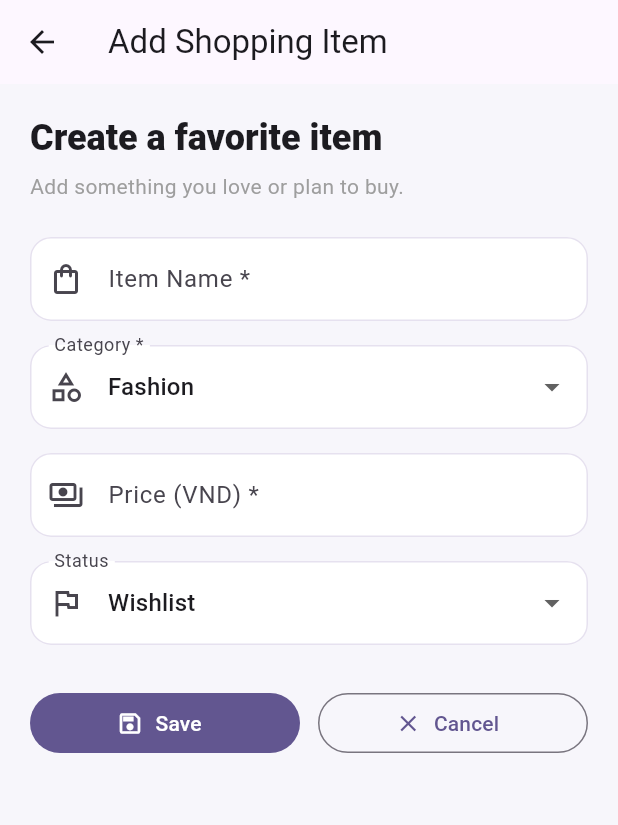
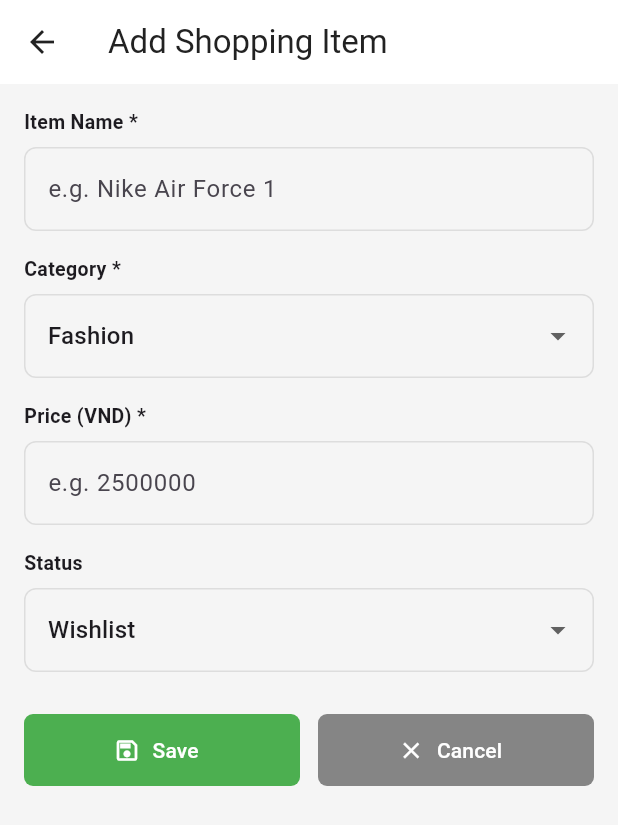
Before and after one commit to khang2309/prm393, a Flutter app: the screen it shows after launch, after a tap on the "add" icon, on a phone screen of 412 x 824 dp. Shown: the top 825 px of the screen. Run offline on Flutter 3.47's test engine with Material 3 defaults, Android fonts, the phone set to English and light mode, and no system bars; our stand-ins replace sqflite, sqflite_common_ffi; accounts and stored records are empty.

Commit message:
Match shopping app UI to Lab 5 design

```diff
--- a/lib/main.dart
+++ b/lib/main.dart
@@ -20,31 +20,44 @@ class ShoppingApp extends StatelessWidget {
 
   @override
   Widget build(BuildContext context) {
-    const seed = Color(0xFF6C3CF0);
+    const purple = Color(0xFF7000F5);
     return MaterialApp(
       title: 'Favorite Shopping Items',
       debugShowCheckedModeBanner: false,
       theme: ThemeData(
         useMaterial3: true,
-        colorScheme: ColorScheme.fromSeed(seedColor: seed),
-        scaffoldBackgroundColor: const Color(0xFFF7F6FB),
+        colorScheme: ColorScheme.fromSeed(
+          seedColor: purple,
+          primary: purple,
+          brightness: Brightness.light,
+        ),
+        scaffoldBackgroundColor: const Color(0xFFF5F5F5),
+        appBarTheme: const AppBarTheme(
+          backgroundColor: Colors.white,
+          foregroundColor: Color(0xFF222222),
+          elevation: 0,
+        ),
         cardTheme: CardThemeData(
           color: Colors.white,
-          elevation: 1,
+          elevation: 2,
+          shadowColor: const Color(0x26000000),
           shape: RoundedRectangleBorder(
-            borderRadius: BorderRadius.circular(16),
+            borderRadius: BorderRadius.circular(10),
           ),
         ),
         inputDecorationTheme: InputDecorationTheme(
-          filled: true,
-          fillColor: Colors.white,
+          filled: false,
           border: OutlineInputBorder(
-            borderRadius: BorderRadius.circular(14),
-            borderSide: BorderSide.none,
+            borderRadius: BorderRadius.circular(8),
+            borderSide: const BorderSide(color: Color(0xFFDDDDDD)),
           ),
           enabledBorder: OutlineInputBorder(
-            borderRadius: BorderRadius.circular(14),
-            borderSide: const BorderSide(color: Color(0xFFE6E1EF)),
+            borderRadius: BorderRadius.circular(8),
+            borderSide: const BorderSide(color: Color(0xFFDDDDDD)),
+          ),
+          focusedBorder: OutlineInputBorder(
+            borderRadius: BorderRadius.circular(8),
+            borderSide: const BorderSide(color: purple, width: 1.5),
           ),
         ),
       ),
--- a/lib/screens/add_item_screen.dart
+++ b/lib/screens/add_item_screen.dart
@@ -42,13 +42,21 @@ class _AddItemScreenState extends State<AddItemScreen> {
 
   Future<void> _save() async {
     FocusScope.of(context).unfocus();
-    if (!_formKey.currentState!.validate()) return;
+    if (_nameController.text.trim().isEmpty) {
+      await _showMessage('Error', 'Please enter item name');
+      return;
+    }
+    final price = _parsePrice(_priceController.text);
+    if (price == null || price <= 0) {
+      await _showMessage('Error', 'Please enter a valid price');
+      return;
+    }
     setState(() => _saving = true);
     try {
       final item = ShoppingItem(
         itemName: _nameController.text.trim(),
         category: _category,
-        price: _parsePrice(_priceController.text)!,
+        price: price,
         status: _status,
       );
       await ShoppingDatabase.instance.insert(item);
@@ -61,6 +69,20 @@ class _AddItemScreenState extends State<AddItemScreen> {
     }
   }
 
+  Future<void> _showMessage(String title, String message) => showDialog<void>(
+    context: context,
+    builder: (context) => AlertDialog(
+      title: Text(title),
+      content: Text(message),
+      actions: [
+        TextButton(
+          onPressed: () => Navigator.pop(context),
+          child: const Text('OK'),
+        ),
+      ],
+    ),
+  );
+
   @override
   Widget build(BuildContext context) {
     return Scaffold(
@@ -69,37 +91,21 @@ class _AddItemScreenState extends State<AddItemScreen> {
         child: Form(
           key: _formKey,
           child: ListView(
-            padding: const EdgeInsets.all(20),
+            padding: const EdgeInsets.all(16),
             children: [
-              Text(
-                'Create a favorite item',
-                style: Theme.of(context).textTheme.headlineSmall
-                    ?.copyWith(fontWeight: FontWeight.w800),
-              ),
-              const SizedBox(height: 6),
-              const Text(
-                'Add something you love or plan to buy.',
-                style: TextStyle(color: Colors.grey),
-              ),
-              const SizedBox(height: 24),
+              const _FieldLabel('Item Name *'),
               TextFormField(
                 controller: _nameController,
                 textInputAction: TextInputAction.next,
                 decoration: const InputDecoration(
-                  labelText: 'Item Name *',
-                  prefixIcon: Icon(Icons.shopping_bag_outlined),
+                  hintText: 'e.g. Nike Air Force 1',
                 ),
-                validator: (value) => value == null || value.trim().isEmpty
-                    ? 'Please enter item name'
-                    : null,
               ),
               const SizedBox(height: 16),
+              const _FieldLabel('Category *'),
               DropdownButtonFormField<String>(
                 initialValue: _category,
-                decoration: const InputDecoration(
-                  labelText: 'Category *',
-                  prefixIcon: Icon(Icons.category_outlined),
-                ),
+                decoration: const InputDecoration(),
                 items: _categories
                     .map(
                       (value) =>
@@ -109,6 +115,7 @@ class _AddItemScreenState extends State<AddItemScreen> {
                 onChanged: (value) => setState(() => _category = value!),
               ),
               const SizedBox(height: 16),
+              const _FieldLabel('Price (VND) *'),
               TextFormField(
                 controller: _priceController,
                 keyboardType: const TextInputType.numberWithOptions(
@@ -118,28 +125,14 @@ class _AddItemScreenState extends State<AddItemScreen> {
                   FilteringTextInputFormatter.allow(RegExp(r'[0-9.]')),
                 ],
                 decoration: const InputDecoration(
-                  labelText: 'Price (VND) *',
-                  prefixIcon: Icon(Icons.payments_outlined),
                   hintText: 'e.g. 2500000',
                 ),
-                validator: (value) {
-                  if (value == null || value.trim().isEmpty) {
-                    return 'Please enter a price';
-                  }
-                  final price = _parsePrice(value);
-                  if (price == null || price <= 0) {
-                    return 'Price must be greater than 0';
-                  }
-                  return null;
-                },
               ),
               const SizedBox(height: 16),
+              const _FieldLabel('Status'),
               DropdownButtonFormField<String>(
                 initialValue: _status,
-                decoration: const InputDecoration(
-                  labelText: 'Status',
-                  prefixIcon: Icon(Icons.flag_outlined),
-                ),
+                decoration: const InputDecoration(),
                 items: const [
                   DropdownMenuItem(
                     value: ShoppingItem.wishlistStatus,
@@ -156,7 +149,15 @@ class _AddItemScreenState extends State<AddItemScreen> {
               Row(
                 children: [
                   Expanded(
-                    child: FilledButton.icon(
+                  child: FilledButton.icon(
+                    style: FilledButton.styleFrom(
+                      backgroundColor: const Color(0xFF4CAF50),
+                      foregroundColor: Colors.white,
+                      minimumSize: const Size.fromHeight(48),
+                      shape: RoundedRectangleBorder(
+                        borderRadius: BorderRadius.circular(6),
+                      ),
+                    ),
                       onPressed: _saving ? null : _save,
                       icon: _saving
                           ? const SizedBox.square(
@@ -169,7 +170,15 @@ class _AddItemScreenState extends State<AddItemScreen> {
                   ),
                   const SizedBox(width: 12),
                   Expanded(
-                    child: OutlinedButton.icon(
+                  child: FilledButton.icon(
+                    style: FilledButton.styleFrom(
+                      backgroundColor: const Color(0xFF858585),
+                      foregroundColor: Colors.white,
+                      minimumSize: const Size.fromHeight(48),
+                      shape: RoundedRectangleBorder(
+                        borderRadius: BorderRadius.circular(6),
+                      ),
+                    ),
                       onPressed: _saving ? null : () => Navigator.pop(context),
                       icon: const Icon(Icons.close),
                       label: const Text('Cancel'),
@@ -184,3 +193,17 @@ class _AddItemScreenState extends State<AddItemScreen> {
     );
   }
 }
+
+class _FieldLabel extends StatelessWidget {
+  const _FieldLabel(this.text);
+  final String text;
+
+  @override
+  Widget build(BuildContext context) => Padding(
+    padding: const EdgeInsets.only(bottom: 7),
+    child: Text(
+      text,
+      style: const TextStyle(fontWeight: FontWeight.w700, fontSize: 13),
+    ),
+  );
+}
--- a/lib/screens/home_screen.dart
+++ b/lib/screens/home_screen.dart
@@ -47,11 +47,21 @@ class _HomeScreenState extends State<HomeScreen> {
     );
     if (!mounted || result == null) return;
     widget.onChanged();
-    final message = result == DetailResult.deleted
-        ? 'Item deleted successfully.'
-        : 'Item status updated successfully.';
-    ScaffoldMessenger.of(context)
-        .showSnackBar(SnackBar(content: Text(message)));
+    if (result == DetailResult.deleted) {
+      await showDialog<void>(
+        context: context,
+        builder: (_) => AlertDialog(
+          title: const Text('Success'),
+          content: const Text('Item deleted'),
+          actions: [
+            TextButton(
+              onPressed: () => Navigator.pop(context),
+              child: const Text('OK'),
+            ),
+          ],
+        ),
+      );
+    }
   }
 
   @override
@@ -59,33 +69,50 @@ class _HomeScreenState extends State<HomeScreen> {
     return SafeArea(
       child: Column(
         children: [
+          Stack(
+            alignment: Alignment.bottomLeft,
+            children: [
               Semantics(
-            label: 'Favorite Shopping Items banner',
+                label: 'Shopping wishlist banner',
                 image: true,
                 child: SizedBox(
                   width: double.infinity,
-              height: 155,
-              child: Image.asset('assets/images/banner.png', fit: BoxFit.cover),
+                  height: 125,
+                  child: Image.asset(
+                    'assets/images/banner.png',
+                    fit: BoxFit.cover,
                   ),
                 ),
-          Padding(
-            padding: const EdgeInsets.fromLTRB(20, 18, 20, 10),
-            child: Row(
+              ),
+              Container(
+                width: double.infinity,
+                padding: const EdgeInsets.fromLTRB(12, 10, 12, 9),
+                color: const Color(0xB35A5149),
+                child: FutureBuilder<List<ShoppingItem>>(
+                  future: _items,
+                  builder: (_, snapshot) => Column(
+                    crossAxisAlignment: CrossAxisAlignment.start,
                     children: [
-                Expanded(
-                  child: Text(
+                      const Text(
                         'Favorite Shopping Items',
-                    style: Theme.of(context).textTheme.headlineSmall
-                        ?.copyWith(fontWeight: FontWeight.w800),
+                        style: TextStyle(
+                          color: Colors.white,
+                          fontWeight: FontWeight.w800,
+                          fontSize: 16,
                         ),
                       ),
-                IconButton(
-                  onPressed: _loadItems,
-                  tooltip: 'Refresh',
-                  icon: const Icon(Icons.refresh),
+                      Text(
+                        '${snapshot.data?.length ?? 0} items',
+                        style: const TextStyle(
+                          color: Colors.white70,
+                          fontSize: 11,
+                        ),
                       ),
                     ],
                   ),
+                ),
+              ),
+            ],
           ),
           Expanded(
             child: FutureBuilder<List<ShoppingItem>>(
@@ -106,14 +133,14 @@ class _HomeScreenState extends State<HomeScreen> {
                 if (items.isEmpty) {
                   return const MessageState(
                     icon: Icons.shopping_cart_outlined,
-                    title: 'Your list is empty',
-                    subtitle: 'Tap + to add your first favorite shopping item.',
+                    title: 'Chưa có sản phẩm nào',
+                    subtitle: 'Nhấn nút “+” để thêm sản phẩm yêu thích',
                   );
                 }
                 return RefreshIndicator(
                   onRefresh: () async => _loadItems(),
                   child: ListView.builder(
-                    padding: const EdgeInsets.fromLTRB(16, 4, 16, 90),
+                    padding: const EdgeInsets.fromLTRB(8, 10, 8, 90),
                     itemCount: items.length,
                     itemBuilder: (_, index) => ItemCard(
                       item: items[index],
@@ -152,18 +179,18 @@ class MessageState extends StatelessWidget {
         child: Column(
           mainAxisSize: MainAxisSize.min,
           children: [
-            Icon(icon, size: 64, color: Colors.grey),
+            Icon(icon, size: 54, color: const Color(0xFF777777)),
             const SizedBox(height: 14),
             Text(
               title,
-              style: Theme.of(context).textTheme.titleLarge,
+              style: Theme.of(context).textTheme.bodyMedium,
               textAlign: TextAlign.center,
             ),
             const SizedBox(height: 6),
             Text(
               subtitle,
               textAlign: TextAlign.center,
-              style: const TextStyle(color: Colors.grey),
+              style: const TextStyle(color: Colors.grey, fontSize: 12),
             ),
             if (onRetry != null)
               TextButton(onPressed: onRetry, child: const Text('Try again')),
--- a/lib/screens/root_screen.dart
+++ b/lib/screens/root_screen.dart
@@ -22,8 +22,18 @@ class _RootScreenState extends State<RootScreen> {
         .push<String>(MaterialPageRoute(builder: (_) => const AddItemScreen()));
     if (!mounted || itemName == null) return;
     _refresh();
-    ScaffoldMessenger.of(context).showSnackBar(
-      SnackBar(content: Text('Added “$itemName” to your shopping items.')),
+    await showDialog<void>(
+      context: context,
+      builder: (context) => AlertDialog(
+        title: const Text('Success'),
+        content: Text('Added "$itemName" to wishlist'),
+        actions: [
+          TextButton(
+            onPressed: () => Navigator.pop(context),
+            child: const Text('OK'),
+          ),
+        ],
+      ),
     );
   }
 
@@ -39,12 +49,18 @@ class _RootScreenState extends State<RootScreen> {
       ),
       floatingActionButton: _selectedIndex == 0
           ? FloatingActionButton(
+              backgroundColor: const Color(0xFF7000F5),
+              foregroundColor: Colors.white,
               onPressed: _openAddScreen,
               tooltip: 'Add shopping item',
               child: const Icon(Icons.add),
             )
           : null,
       bottomNavigationBar: BottomNavigationBar(
+        selectedItemColor: const Color(0xFF7000F5),
+        unselectedItemColor: const Color(0xFF888888),
+        selectedFontSize: 11,
+        unselectedFontSize: 11,
         currentIndex: _selectedIndex,
         onTap: (index) => setState(() {
           _selectedIndex = index;
--- a/lib/screens/wishlist_screen.dart
+++ b/lib/screens/wishlist_screen.dart
@@ -48,8 +48,13 @@ class _WishlistScreenState extends State<WishlistScreen> {
           final total = items.fold<double>(0, (sum, item) => sum + item.price);
           return Column(
             children: [
-              Padding(
-                padding: const EdgeInsets.fromLTRB(20, 22, 20, 14),
+              Container(
+                width: double.infinity,
+                padding: const EdgeInsets.fromLTRB(20, 20, 20, 14),
+                decoration: const BoxDecoration(
+                  color: Colors.white,
+                  border: Border(top: BorderSide(color: Color(0xFF7000F5), width: 2)),
+                ),
                 child: Column(
                   children: [
                     Container(
@@ -72,7 +77,7 @@ class _WishlistScreenState extends State<WishlistScreen> {
                           ?.copyWith(fontWeight: FontWeight.w800),
                     ),
                     Text(
-                      '${items.length} ${items.length == 1 ? 'item' : 'items'} waiting for you',
+                      '${items.length} ${items.length == 1 ? 'item' : 'items'} in wishlist',
                       style: const TextStyle(color: Colors.grey),
                     ),
                   ],
@@ -97,50 +102,60 @@ class _WishlistScreenState extends State<WishlistScreen> {
                     : RefreshIndicator(
                         onRefresh: () async => _load(),
                         child: ListView.builder(
-                          padding: const EdgeInsets.symmetric(horizontal: 16),
+                          padding: const EdgeInsets.fromLTRB(8, 10, 8, 4),
                           itemCount: items.length,
                           itemBuilder: (_, index) =>
-                              ItemCard(item: items[index]),
+                              ItemCard(
+                                item: items[index],
+                                leadingIndex: index + 1,
+                              ),
                         ),
                       ),
               ),
               Container(
                 margin: const EdgeInsets.fromLTRB(16, 12, 16, 16),
-                padding: const EdgeInsets.all(18),
+                padding: const EdgeInsets.all(14),
                 decoration: BoxDecoration(
                   color: Colors.white,
-                  borderRadius: BorderRadius.circular(18),
+                  borderRadius: BorderRadius.circular(8),
                   border: Border.all(
-                    color: Theme.of(context).colorScheme.primary
-                        .withValues(alpha: .25),
+                    color: Colors.orange,
                   ),
                 ),
-                child: Row(
+                child: Column(
+                  crossAxisAlignment: CrossAxisAlignment.start,
                   children: [
+                    const Row(
+                      children: [
+                        Icon(Icons.calculate, color: Color(0xFF7000F5), size: 20),
+                        SizedBox(width: 8),
+                        Text('Total Estimate', style: TextStyle(fontWeight: FontWeight.w800)),
+                      ],
+                    ),
+                    const Divider(),
+                    Row(
+                      children: [
+                        const Text('Number of items:', style: TextStyle(color: Colors.grey, fontSize: 12)),
+                        const Spacer(),
+                        Text('${items.length}', style: const TextStyle(fontWeight: FontWeight.bold)),
+                      ],
+                    ),
+                    const SizedBox(height: 8),
+                    Row(
+                      children: [
+                        const Text('Total cost:', style: TextStyle(color: Colors.grey, fontSize: 12)),
+                        const Spacer(),
+                        Text(formatVnd(total), style: const TextStyle(color: Colors.orange, fontWeight: FontWeight.w900, fontSize: 16)),
+                      ],
+                    ),
+                    const SizedBox(height: 12),
                     Container(
-                      padding: const EdgeInsets.all(10),
-                      decoration: BoxDecoration(
-                        color: Theme.of(context).colorScheme.primaryContainer,
-                        borderRadius: BorderRadius.circular(12),
-                      ),
-                      child: Icon(
-                        Icons.calculate_outlined,
-                        color: Theme.of(context).colorScheme.primary,
-                      ),
-                    ),
-                    const SizedBox(width: 12),
-                    const Expanded(
-                      child: Text(
-                        'Total estimated cost',
-                        style: TextStyle(fontWeight: FontWeight.w700),
-                      ),
-                    ),
-                    Text(
-                      formatVnd(total),
-                      style: TextStyle(
-                        color: Theme.of(context).colorScheme.primary,
-                        fontWeight: FontWeight.w900,
-                        fontSize: 17,
+                      width: double.infinity,
+                      padding: const EdgeInsets.all(9),
+                      color: const Color(0xFFF3F3F3),
+                      child: const Text(
+                        '●  This is the estimated total for items you want to buy',
+                        style: TextStyle(color: Colors.grey, fontSize: 10),
                       ),
                     ),
                   ],
```
Also changed, not shown: lib/screens/item_detail_screen.dart (+33 -33 lines), lib/widgets/item_card.dart (+48 -15 lines). Lines whose indentation alone changed are shown as unchanged.
